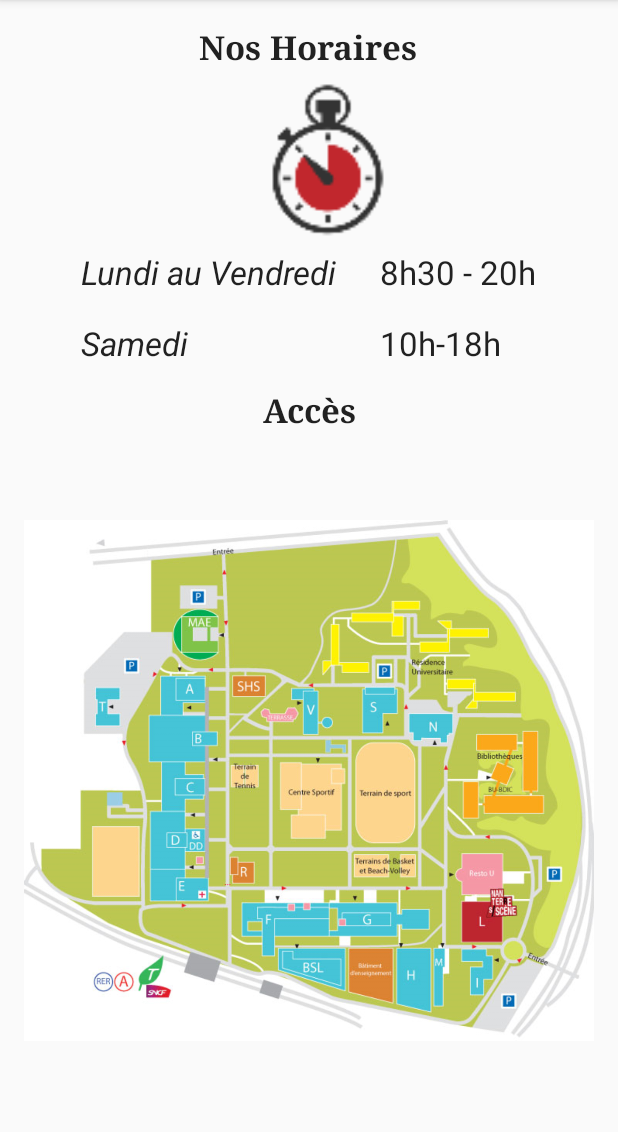
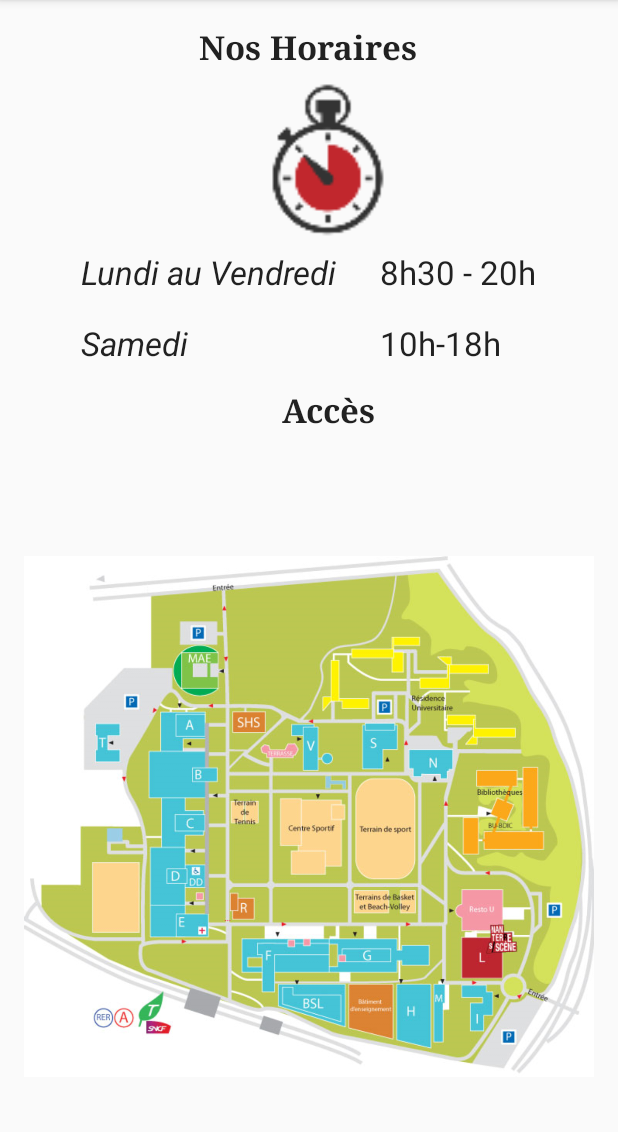
Before and after one commit to Miage-Paris-Ouest/m1c20152016-planibu, an Android app: the SelectionHoraires screen opened directly, with no data from a screen before it, on a phone screen of 412 x 824 dp, the part 84-1216 px from its top. Run offline under Robolectric (Android 15) with nearby library versions, the light colour scheme and no system bars.

Commit message:
Revert "no change"
This reverts commit 592ef3105ffe33c316f48f833fc9ffbde90086b3.

```diff
--- a/app/src/main/res/layout/activity_selection_horaires.xml
+++ b/app/src/main/res/layout/activity_selection_horaires.xml
@@ -85,9 +85,12 @@
         android:id="@+id/horaires_textView_titre_acces"
         android:textStyle="bold"
         android:typeface="serif"
-        android:gravity="center_vertical|center_horizontal"
         android:layout_below="@+id/tableLayout"
-        android:layout_centerHorizontal="true" />
+        android:layout_alignLeft="@+id/imageView2"
+        android:layout_alignStart="@+id/imageView2"
+        android:layout_alignRight="@+id/imageView2"
+        android:layout_alignEnd="@+id/imageView2"
+        android:gravity="center_vertical|center_horizontal" />
 
     <TextView
         android:layout_width="wrap_content"
@@ -122,8 +125,9 @@
         android:layout_width="wrap_content"
         android:layout_height="wrap_content"
         android:id="@+id/imageView5"
+        android:layout_below="@+id/horaires_textView_titre_acces"
         android:layout_centerHorizontal="true"
-        android:src="@drawable/plan_acces"
-        android:layout_below="@+id/horaires_textView_titre_acces" />
+        android:layout_marginTop="48dp"
+        android:src="@drawable/plan_acces" />
 
 </RelativeLayout>
--- a/app/src/main/res/values/strings.xml
+++ b/app/src/main/res/values/strings.xml
@@ -31,7 +31,6 @@
     <string name="horaires_img">img</string>
     <string name="horaires_titre_acces">Accès</string>
 
-
     <!-- PAGE SELECT DISCIPLINE DROIT -->
     <string name="disciplinesDroit_titre">Droit et Sciences Politique</string>
     <string name="disciplinesDroit_description"> Au rez-de-chaussée : ► Salle de Droit et Science p
```
